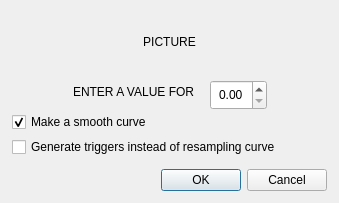
This is gui/uimessagebox.ui in buzzinglight/IanniX as Qt 5 draws it before an edit. The edited form follows.
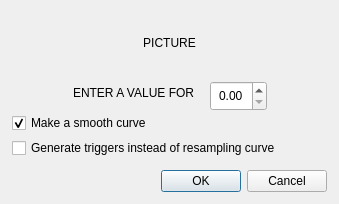
This is the edited form.

What changed in the file:
```diff
--- a/gui/uimessagebox.ui
+++ b/gui/uimessagebox.ui
@@ -7,7 +7,7 @@
     <x>0</x>
     <y>0</y>
     <width>339</width>
-    <height>203</height>
+    <height>204</height>
    </rect>
   </property>
   <property name="windowTitle">
```
Left out of the diff: 69 changed lines with no effect on the pictures.
